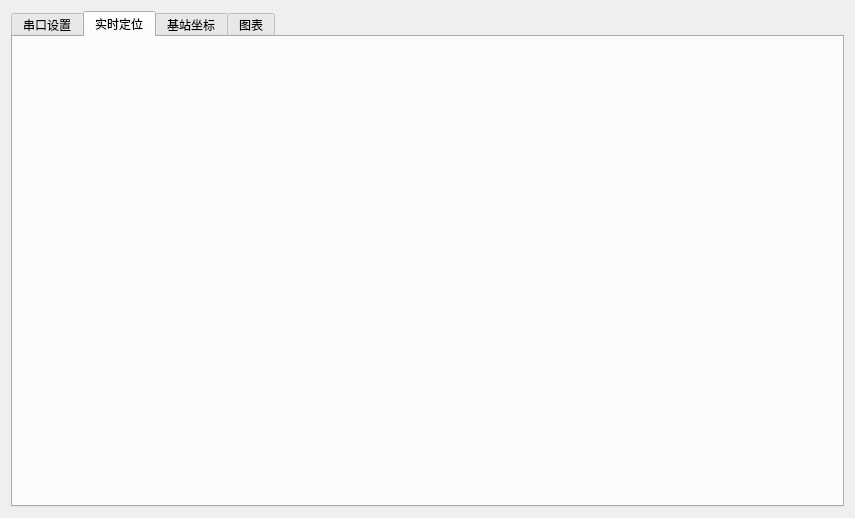
qiuxinaliang/git_test1, file Qt/HD-Test-Tool V1.0.0/serial/mainwindow.ui: the form before one commit.
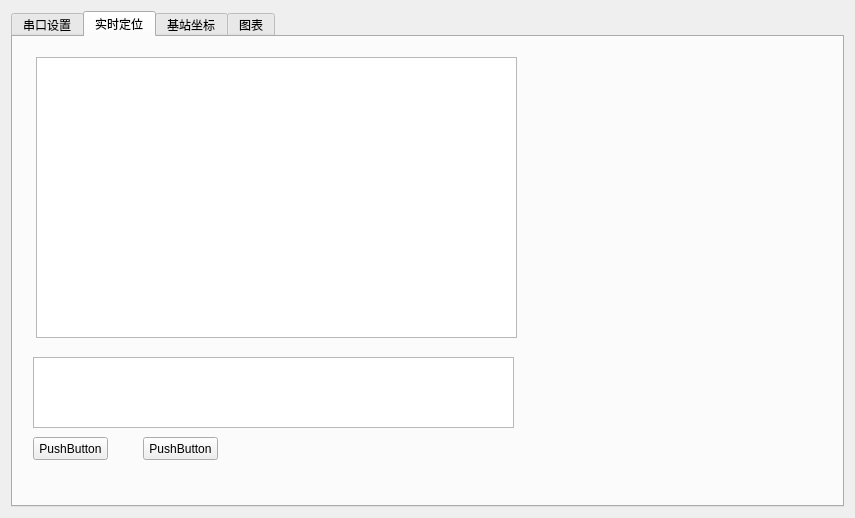
The form after the commit. The open tabs and pages were chosen to show the change. Custom widgets are drawn as their Qt base class.

```diff
--- a/Qt/HD-Test-Tool V1.0.0/serial/mainwindow.ui
+++ b/Qt/HD-Test-Tool V1.0.0/serial/mainwindow.ui
@@ -246,6 +246,52 @@
        <attribute name="title">
         <string>实时定位</string>
        </attribute>
+       <widget class="QPushButton" name="pushButton_3">
+        <property name="geometry">
+         <rect>
+          <x>20</x>
+          <y>400</y>
+          <width>75</width>
+          <height>23</height>
+         </rect>
+        </property>
+        <property name="text">
+         <string>PushButton</string>
+        </property>
+       </widget>
+       <widget class="QPushButton" name="pushButton_4">
+        <property name="geometry">
+         <rect>
+          <x>130</x>
+          <y>400</y>
+          <width>75</width>
+          <height>23</height>
+         </rect>
+        </property>
+        <property name="text">
+         <string>PushButton</string>
+        </property>
+       </widget>
+       <widget class="QTextEdit" name="textEdit_10">
+        <property name="geometry">
+         <rect>
+          <x>23</x>
+          <y>20</y>
+          <width>481</width>
+          <height>281</height>
+         </rect>
+        </property>
+       </widget>
+       <widget class="QTextEdit" name="textEdit_11">
+        <property name="geometry">
+         <rect>
+          <x>20</x>
+          <y>320</y>
+          <width>481</width>
+          <height>71</height>
+         </rect>
+        </property>
+       </widget>
       </widget>
       <widget class="QWidget" name="tab_3">
        <attribute name="title">
```
Left out of the diff: 13 changed lines with no effect on the pictures.
